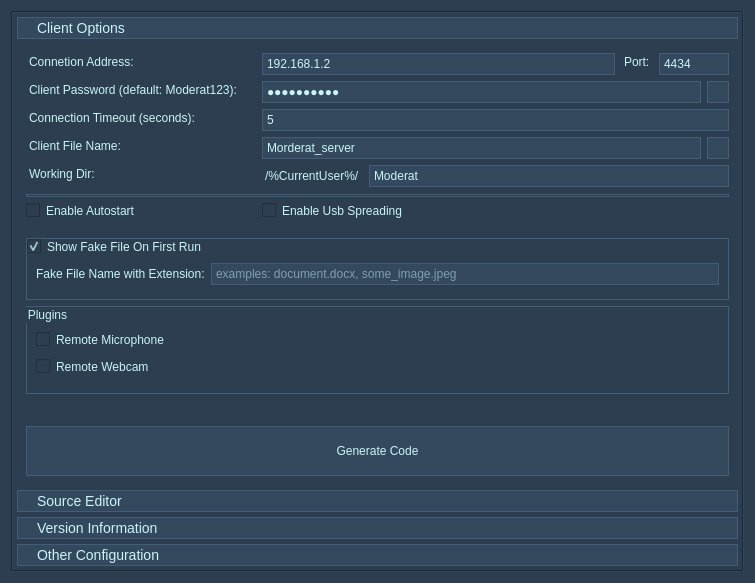
First picture: the form in source/builder/builder.ui, repository 5l1v3r1/Moderat, before the edit.
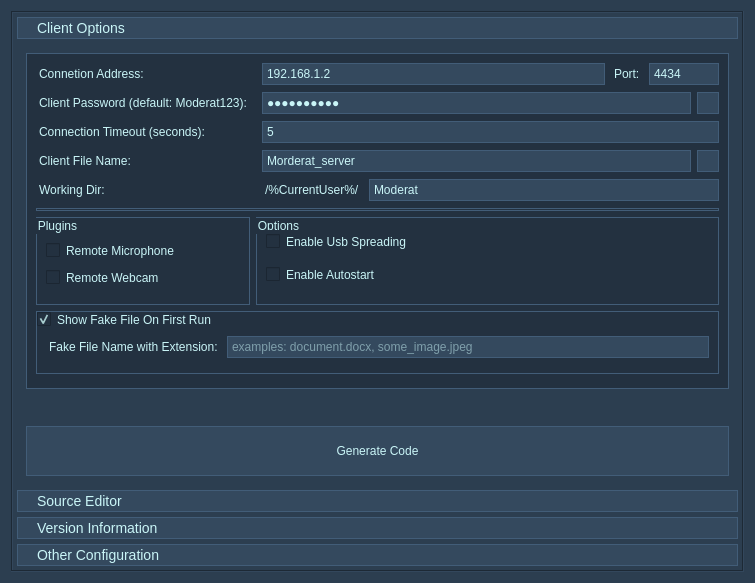
Second picture: the form after the edit. Icons and pictures are not drawn.

```diff
--- a/source/builder/builder.ui
+++ b/source/builder/builder.ui
@@ -84,55 +84,18 @@
        <string>Client Options</string>
       </attribute>
       <layout class="QGridLayout" name="gridLayout_2">
-       <item row="12" column="0" colspan="3">
-        <spacer name="verticalSpacer_2">
-         <property name="orientation">
-          <enum>Qt::Vertical</enum>
-         </property>
-         <property name="sizeHint" stdset="0">
-          <size>
-           <width>20</width>
-           <height>40</height>
-          </size>
-         </property>
-        </spacer>
-       </item>
-       <item row="13" column="0" colspan="3">
-        <widget class="QPushButton" name="generateButton">
-         <property name="minimumSize">
-          <size>
-           <width>0</width>
-           <height>50</height>
-          </size>
-         </property>
+       <item row="0" column="0" colspan="3">
+        <widget class="QGroupBox" name="groupBox">
          <property name="styleSheet">
-          <string notr="true">QPushButton#generateButton {
-			border: 1px ridge;
-            border-color: #2c3e50;
-			padding: 2px;
-            background-color: #34495e;
-            }
-
-QPushButton#generateButton:pressed {
-            background-color: #2c3e50;
-            }</string>
+          <string notr="true">border: 1px ridge;
+border-color: #2c3e50;
+background-color: #233140;</string>
          </property>
-         <property name="text">
-          <string>Generate Code</string>
+         <property name="title">
+          <string/>
          </property>
-         <property name="icon">
-          <iconset resource="../res.qrc">
-           <normaloff>:/icons/assets/start.png</normaloff>:/icons/assets/start.png</iconset>
-         </property>
-         <property name="iconSize">
-          <size>
-           <width>32</width>
-           <height>32</height>
-          </size>
-         </property>
-        </widget>
-       </item>
-       <item row="0" column="1" colspan="2">
+         <layout class="QGridLayout" name="gridLayout_7">
+          <item row="0" column="2">
         <layout class="QHBoxLayout" name="horizontalLayout">
          <item>
           <widget class="QLineEdit" name="clientAdressLine">
@@ -161,6 +124,10 @@
              <height>16777215</height>
             </size>
            </property>
+              <property name="styleSheet">
+               <string notr="true">padding-top: 4px;
+border: none;</string>
+              </property>
            <property name="text">
             <string>Port:</string>
            </property>
@@ -193,14 +160,18 @@
          </item>
         </layout>
        </item>
-       <item row="4" column="0">
-        <widget class="QLabel" name="workingDirLabel">
+          <item row="0" column="0">
+           <widget class="QLabel" name="clientAddressLabel">
+            <property name="styleSheet">
+             <string notr="true">padding-top: 4px;
+border: none;</string>
+            </property>
          <property name="text">
-          <string>Working Dir:</string>
+             <string>Connetion Address:</string>
          </property>
         </widget>
        </item>
-       <item row="7" column="0" colspan="3">
+          <item row="5" column="0" colspan="3">
         <widget class="Line" name="line">
          <property name="styleSheet">
           <string notr="true">border: 1px ridge;
@@ -211,116 +182,7 @@
          </property>
         </widget>
        </item>
-       <item row="8" column="1">
-        <widget class="QCheckBox" name="usbSpredingCheck">
-         <property name="text">
-          <string>Enable Usb Spreading</string>
-         </property>
-        </widget>
-       </item>
-       <item row="9" column="0" colspan="3">
-        <widget class="Line" name="line_2">
-         <property name="styleSheet">
-          <string notr="true"/>
-         </property>
-         <property name="orientation">
-          <enum>Qt::Horizontal</enum>
-         </property>
-        </widget>
-       </item>
-       <item row="8" column="0">
-        <widget class="QCheckBox" name="autostartCheck">
-         <property name="text">
-          <string>Enable Autostart</string>
-         </property>
-        </widget>
-       </item>
-       <item row="4" column="1" colspan="2">
-        <layout class="QHBoxLayout" name="horizontalLayout_3">
-         <item>
-          <widget class="QLabel" name="currentUserLabel">
-           <property name="styleSheet">
-            <string notr="true">padding-top: 4px;</string>
-           </property>
-           <property name="text">
-            <string>/%CurrentUser%/</string>
-           </property>
-          </widget>
-         </item>
-         <item>
-          <widget class="QLineEdit" name="workingDirLine">
-           <property name="styleSheet">
-            <string notr="true">QLineEdit#workingDirLine {
-			border: 1px ridge;
-            border-color: #2c3e50;
-			padding: 2px;
-            background-color: #34495e;
-            }
-
-QLineEdit#workingDirLine:pressed {
-            border: 1px ridge #c9f5f7;
-            }</string>
-           </property>
-           <property name="text">
-            <string>Moderat</string>
-           </property>
-          </widget>
-         </item>
-        </layout>
-       </item>
-       <item row="3" column="1" colspan="2">
-        <layout class="QHBoxLayout" name="horizontalLayout_4">
-         <item>
-          <widget class="QLineEdit" name="clientFileNameLine">
-           <property name="styleSheet">
-            <string notr="true">QLineEdit#clientFileNameLine {
-			border: 1px ridge;
-            border-color: #2c3e50;
-			padding: 2px;
-            background-color: #34495e;
-            }
-
-QLineEdit#clientFileNameLine:pressed {
-            border: 1px ridge #c9f5f7;
-            }</string>
-           </property>
-           <property name="text">
-            <string>Morderat_server</string>
-           </property>
-          </widget>
-         </item>
-         <item>
-          <widget class="QPushButton" name="generateRandomNameButton">
-           <property name="maximumSize">
-            <size>
-             <width>22</width>
-             <height>22</height>
-            </size>
-           </property>
-           <property name="styleSheet">
-            <string notr="true">QPushButton#generateRandomNameButton {
-			border: 1px ridge;
-            border-color: #2c3e50;
-			padding: 2px;
-            background-color: #34495e;
-            }
-
-QPushButton#generateRandomNameButton:pressed {
-            background-color: #2c3e50;
-            }</string>
-           </property>
-           <property name="text">
-            <string/>
-           </property>
-           <property name="icon">
-            <iconset resource="../res.qrc">
-             <normaloff>:/icons/assets/refresh.png</normaloff>:/icons/assets/refresh.png</iconset>
-           </property>
-          </widget>
-         </item>
-        </layout>
-       </item>
-       <item row="2" column="1" colspan="2">
+          <item row="2" column="2">
         <widget class="QLineEdit" name="connectionTimeoutLine">
          <property name="styleSheet">
           <string notr="true">QLineEdit#connectionTimeoutLine {
@@ -339,21 +201,29 @@
          </property>
         </widget>
        </item>
-       <item row="0" column="0">
-        <widget class="QLabel" name="clientAddressLabel">
+          <item row="2" column="0">
+           <widget class="QLabel" name="connectionTimeoutLabel">
+            <property name="styleSheet">
+             <string notr="true">padding-top: 4px;
+border: none;</string>
+            </property>
          <property name="text">
-          <string>Connetion Address:</string>
+             <string>Connection Timeout (seconds):</string>
          </property>
         </widget>
        </item>
        <item row="3" column="0">
         <widget class="QLabel" name="fileNameLabel">
+            <property name="styleSheet">
+             <string notr="true">padding-top: 4px;
+border: none;</string>
+            </property>
          <property name="text">
           <string>Client File Name:</string>
          </property>
         </widget>
        </item>
-       <item row="1" column="1" colspan="2">
+          <item row="1" column="2">
         <layout class="QHBoxLayout" name="horizontalLayout_2">
          <item>
           <widget class="QLineEdit" name="serverPasswordLine">
@@ -418,21 +288,115 @@
          </item>
         </layout>
        </item>
-       <item row="2" column="0">
-        <widget class="QLabel" name="connectionTimeoutLabel">
-         <property name="text">
-          <string>Connection Timeout (seconds):</string>
-         </property>
-        </widget>
-       </item>
        <item row="1" column="0">
         <widget class="QLabel" name="serverPasswordLabel">
+            <property name="styleSheet">
+             <string notr="true">padding-top: 4px;
+border: none;</string>
+            </property>
          <property name="text">
           <string>Client Password (default: Moderat123):</string>
          </property>
         </widget>
        </item>
-       <item row="10" column="0" colspan="3">
+          <item row="4" column="2">
+           <layout class="QHBoxLayout" name="horizontalLayout_3">
+            <item>
+             <widget class="QLabel" name="currentUserLabel">
+              <property name="styleSheet">
+               <string notr="true">padding-top: 4px;
+border: none;</string>
+              </property>
+              <property name="text">
+               <string>/%CurrentUser%/</string>
+              </property>
+             </widget>
+            </item>
+            <item>
+             <widget class="QLineEdit" name="workingDirLine">
+              <property name="styleSheet">
+               <string notr="true">QLineEdit#workingDirLine {
+			border: 1px ridge;
+            border-color: #2c3e50;
+			padding: 2px;
+            background-color: #34495e;
+            }
+
+QLineEdit#workingDirLine:pressed {
+            border: 1px ridge #c9f5f7;
+            }</string>
+              </property>
+              <property name="text">
+               <string>Moderat</string>
+              </property>
+             </widget>
+            </item>
+           </layout>
+          </item>
+          <item row="3" column="2">
+           <layout class="QHBoxLayout" name="horizontalLayout_4">
+            <item>
+             <widget class="QLineEdit" name="clientFileNameLine">
+              <property name="styleSheet">
+               <string notr="true">QLineEdit#clientFileNameLine {
+			border: 1px ridge;
+            border-color: #2c3e50;
+			padding: 2px;
+            background-color: #34495e;
+            }
+
+QLineEdit#clientFileNameLine:pressed {
+            border: 1px ridge #c9f5f7;
+            }</string>
+              </property>
+              <property name="text">
+               <string>Morderat_server</string>
+              </property>
+             </widget>
+            </item>
+            <item>
+             <widget class="QPushButton" name="generateRandomNameButton">
+              <property name="maximumSize">
+               <size>
+                <width>22</width>
+                <height>22</height>
+               </size>
+              </property>
+              <property name="styleSheet">
+               <string notr="true">QPushButton#generateRandomNameButton {
+			border: 1px ridge;
+            border-color: #2c3e50;
+			padding: 2px;
+            background-color: #34495e;
+            }
+
+QPushButton#generateRandomNameButton:pressed {
+            background-color: #2c3e50;
+            }</string>
+              </property>
+              <property name="text">
+               <string/>
+              </property>
+              <property name="icon">
+               <iconset resource="../res.qrc">
+                <normaloff>:/icons/assets/refresh.png</normaloff>:/icons/assets/refresh.png</iconset>
+              </property>
+             </widget>
+            </item>
+           </layout>
+          </item>
+          <item row="4" column="0">
+           <widget class="QLabel" name="workingDirLabel">
+            <property name="styleSheet">
+             <string notr="true">padding-top: 4px;
+border: none;</string>
+            </property>
+            <property name="text">
+             <string>Working Dir:</string>
+            </property>
+           </widget>
+          </item>
+          <item row="7" column="0" colspan="3">
         <widget class="QGroupBox" name="FakeGroup">
          <property name="styleSheet">
           <string notr="true">padding-top: 15px;
@@ -451,7 +415,7 @@
             <item>
              <widget class="QLabel" name="fakeFileExtensionLabel">
               <property name="styleSheet">
-               <string notr="true">padding: px;
+                  <string notr="true">padding-top: 4px;
 border: none;</string>
               </property>
               <property name="text">
@@ -483,7 +447,7 @@
          </layout>
         </widget>
        </item>
-       <item row="11" column="0" colspan="3">
+          <item row="6" column="0">
         <widget class="QGroupBox" name="pluginsGroup">
          <property name="styleSheet">
           <string notr="true">padding-top: 15px;
@@ -519,6 +483,98 @@
          </layout>
         </widget>
        </item>
+          <item row="6" column="1" colspan="2">
+           <widget class="QGroupBox" name="groupBox_2">
+            <property name="title">
+             <string>Options</string>
+            </property>
+            <layout class="QGridLayout" name="gridLayout_8">
+             <item row="0" column="0">
+              <widget class="QCheckBox" name="usbSpredingCheck">
+               <property name="styleSheet">
+                <string>padding-top: 4px;
+border: none;</string>
+               </property>
+               <property name="text">
+                <string>Enable Usb Spreading</string>
+               </property>
+              </widget>
+             </item>
+             <item row="1" column="0">
+              <widget class="QCheckBox" name="autostartCheck">
+               <property name="styleSheet">
+                <string>padding-top: 4px;
+border: none;</string>
+               </property>
+               <property name="text">
+                <string>Enable Autostart</string>
+               </property>
+              </widget>
+             </item>
+            </layout>
+           </widget>
+          </item>
+         </layout>
+        </widget>
+       </item>
+       <item row="10" column="0" colspan="3">
+        <widget class="Line" name="line_2">
+         <property name="styleSheet">
+          <string notr="true"/>
+         </property>
+         <property name="orientation">
+          <enum>Qt::Horizontal</enum>
+         </property>
+        </widget>
+       </item>
+       <item row="14" column="0" colspan="3">
+        <widget class="QPushButton" name="generateButton">
+         <property name="minimumSize">
+          <size>
+           <width>0</width>
+           <height>50</height>
+          </size>
+         </property>
+         <property name="styleSheet">
+          <string notr="true">QPushButton#generateButton {
+			border: 1px ridge;
+            border-color: #2c3e50;
+			padding: 2px;
+            background-color: #34495e;
+            }
+
+QPushButton#generateButton:pressed {
+            background-color: #2c3e50;
+            }</string>
+         </property>
+         <property name="text">
+          <string>Generate Code</string>
+         </property>
+         <property name="icon">
+          <iconset resource="../res.qrc">
+           <normaloff>:/icons/assets/start.png</normaloff>:/icons/assets/start.png</iconset>
+         </property>
+         <property name="iconSize">
+          <size>
+           <width>32</width>
+           <height>32</height>
+          </size>
+         </property>
+        </widget>
+       </item>
+       <item row="11" column="0" rowspan="3" colspan="3">
+        <spacer name="verticalSpacer_2">
+         <property name="orientation">
+          <enum>Qt::Vertical</enum>
+         </property>
+         <property name="sizeHint" stdset="0">
+          <size>
+           <width>20</width>
+           <height>40</height>
+          </size>
+         </property>
+        </spacer>
+       </item>
       </layout>
      </widget>
      <widget class="QWidget" name="sourceEditorTab">
```
Left out of the diff: 241 changed lines with no effect on the pictures. Lines whose indentation alone changed are shown as unchanged.
